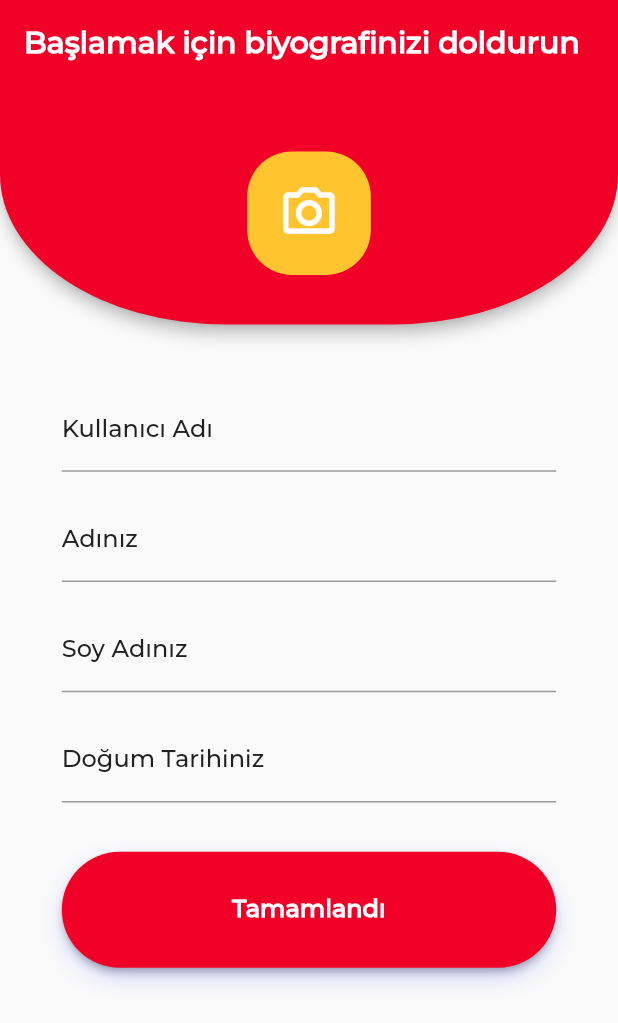
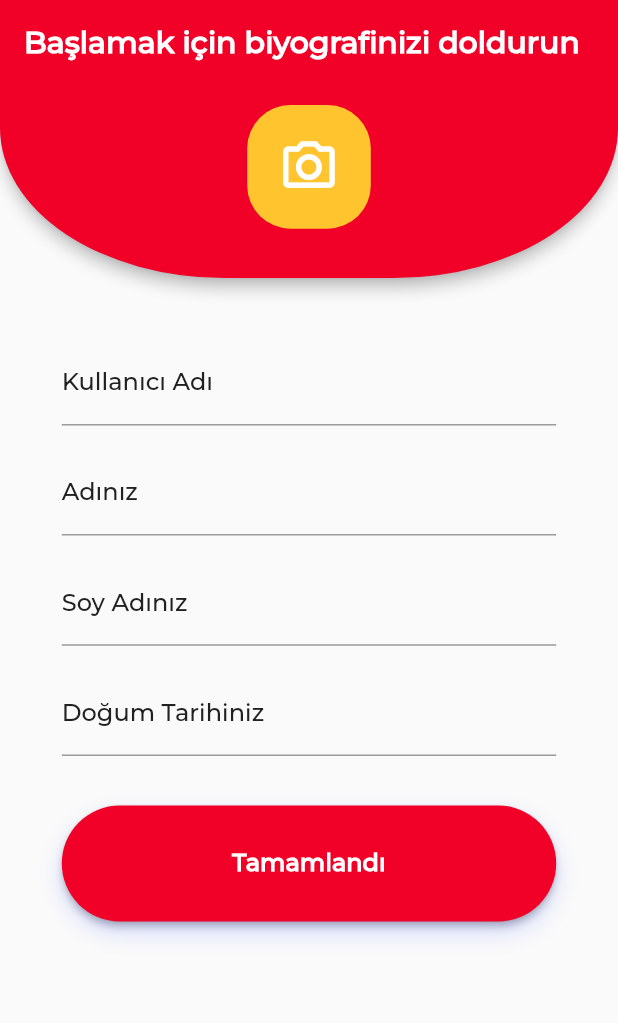
Before and after one commit to akaanuzman/digital_order_system, a Flutter app: the screen it shows after launch, on a phone screen of 412 x 824 dp. Shown: the top 1023 px of the screen. Run offline on Flutter 3.47's test engine with Material 2 defaults, Android fonts, the phone set to English and light mode, and no system bars; our stand-ins replace animate_do, device_preview, firebase_core, get_storage, shimmer_animation; accounts and stored records are empty; generated files the repository leaves out were written again.

Commit message:
pofile complete bug fix

```diff
--- a/lib/views/auth/profile/profile_complete.dart
+++ b/lib/views/auth/profile/profile_complete.dart
@@ -11,40 +11,15 @@ class ProfileCompleteView extends StatelessWidget with BaseSingleton {
   Widget build(BuildContext context) {
     return Scaffold(
       appBar: PreferredSize(
-        preferredSize: Size.fromHeight(context.val15x * 3.5),
+        preferredSize: Size.fromHeight(context.val15x * 3),
         child: AppBar(
           shape: const RoundedRectangleBorder(
             borderRadius: BorderRadius.vertical(
               bottom: Radius.elliptical(150, 100),
             ),
           ),
-          title: Text(
-            AppLocalizations.of(context)!.createProfileAppBarTitle,
-            style: const TextStyle(
-              color: Colors.white,
-            ),
-          ),
-          bottom: PreferredSize(
-            preferredSize: Size.fromHeight(context.val4x),
-            child: Column(
-              children: [
-                Container(
-                  decoration: BoxDecoration(
-                    color: colors.notYoCheese,
-                    borderRadius: BorderRadius.circular(30),
-                  ),
-                  height: context.val5x * 4,
-                  width: context.val5x * 4,
-                  child: Icon(
-                    Icons.camera_alt_outlined,
-                    size: context.val10x,
-                    color: Colors.white,
-                  ),
-                ),
-                context.emptySizedHeightBox4x,
-              ],
-            ),
-          ),
+          title: appBarTitle(context),
+          bottom: appBarImage(context),
         ),
       ),
       body: FadeInUp(
@@ -64,6 +39,40 @@ class ProfileCompleteView extends StatelessWidget with BaseSingleton {
         ),
       ),
     );
+  }
+
+  Text appBarTitle(BuildContext context) {
+    return Text(
+          AppLocalizations.of(context)!.createProfileAppBarTitle,
+          style: const TextStyle(
+            color: Colors.white,
+          ),
+          maxLines: 2,
+        );
+  }
+
+  PreferredSize appBarImage(BuildContext context) {
+    return PreferredSize(
+          preferredSize: Size.fromHeight(context.val4x),
+          child: Column(
+            children: [
+              Container(
+                decoration: BoxDecoration(
+                  color: colors.notYoCheese,
+                  borderRadius: context.borderRadius7x,
+                ),
+                height: context.val5x * 4,
+                width: context.val5x * 4,
+                child: Icon(
+                  Icons.camera_alt_outlined,
+                  size: context.val10x,
+                  color: Colors.white,
+                ),
+              ),
+              context.emptySizedHeightBox4x,
+            ],
+          ),
+        );
   }
 
   CustomButton complateButton(BuildContext context) {
```
